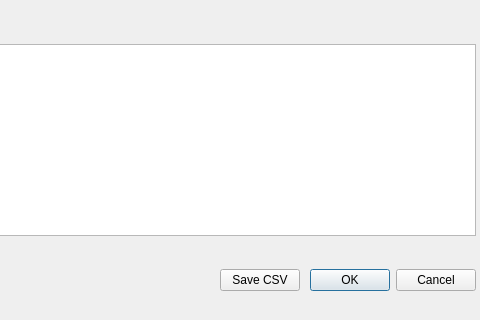
Qt form DKV2/frmjahresabschluss.ui (Schachigel/DKV2) before a commit; both pictures show x 265 to 745 and y 326 to 646 of the 745 by 646 pixel window.
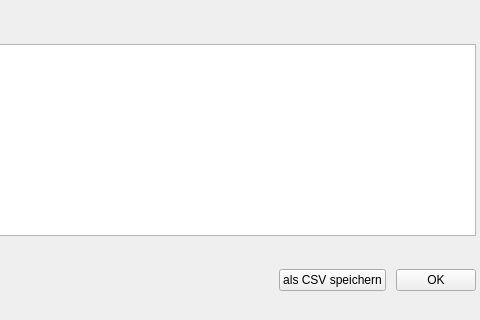
The same form after that commit.

Diff of the .ui file:
```diff
--- a/DKV2/frmjahresabschluss.ui
+++ b/DKV2/frmjahresabschluss.ui
@@ -82,14 +82,14 @@
          </sizepolicy>
         </property>
         <property name="text">
-         <string>Save CSV</string>
+         <string>als CSV speichern</string>
         </property>
        </widget>
       </item>
       <item>
-       <widget class="QDialogButtonBox" name="buttonBox">
-        <property name="standardButtons">
-         <set>QDialogButtonBox::Cancel|QDialogButtonBox::Ok</set>
+       <widget class="QPushButton" name="pbOK">
+        <property name="text">
+         <string>OK</string>
         </property>
        </widget>
       </item>
```
Left out of the diff: 2 changed lines with no effect on the pictures.
